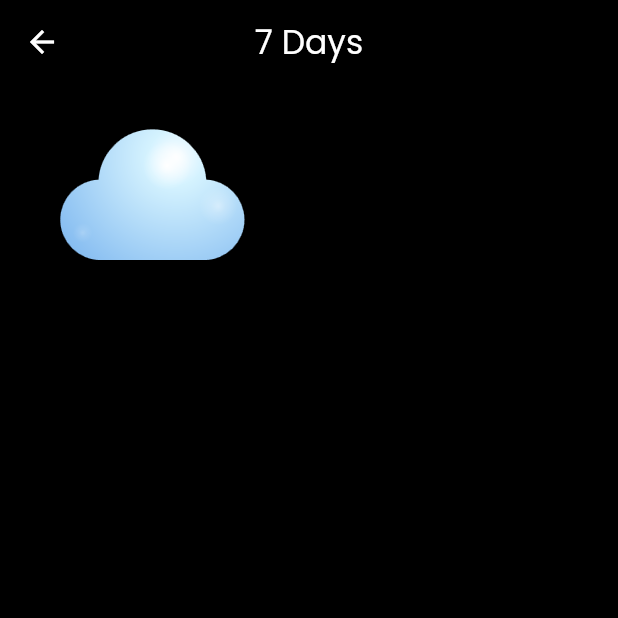
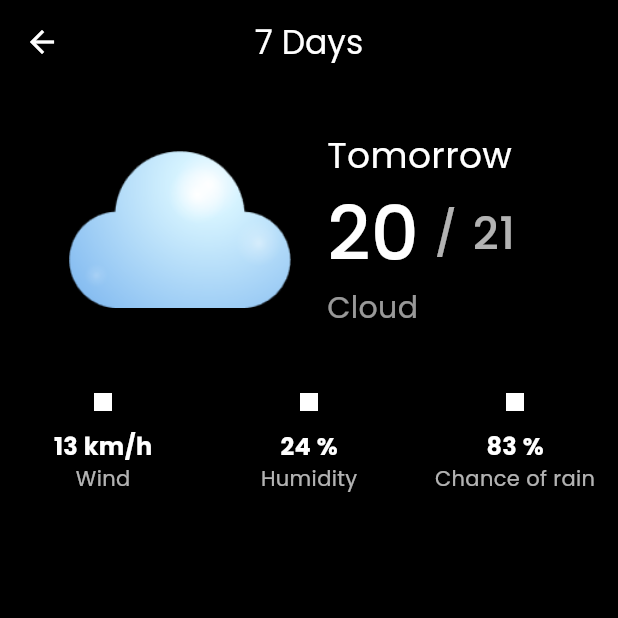
Before and after one commit to Fairuzzzzz/weather-app, a Flutter app: the DaysPage screen opened directly, on a phone screen of 412 x 824 dp, the top half of it. Run offline on Flutter 3.47's test engine with Material 3 defaults, Android fonts, the phone set to English and light mode, and no system bars; our stand-ins replace bloc, equatable, flutter_svg, geolocator.

Commit message:
enhance Days page layout with detailed weather information

```diff
--- a/lib/pages/7days_page.dart
+++ b/lib/pages/7days_page.dart
@@ -26,16 +26,152 @@ class _DaysPageState extends State<DaysPage> {
           child: Column(
         children: [
           Padding(
-            padding: EdgeInsets.symmetric(vertical: 30, horizontal: 40),
+            padding: EdgeInsets.symmetric(vertical: 30, horizontal: 46),
             child: Stack(
-              alignment: Alignment.center,
               children: [
-                Image.asset(
-                  'assets/images/Cloud.png',
-                  scale: 1.5,
+                Row(
+                  children: [
+                    Image.asset(
+                      'assets/images/Cloud.png',
+                      scale: 1.25,
+                    ),
+                    SizedBox(
+                      width: 24,
+                    ),
+                    Column(
+                      crossAxisAlignment: CrossAxisAlignment.start,
+                      children: [
+                        Text('Tomorrow',
+                            style:
+                                TextStyle(color: Colors.white, fontSize: 24)),
+                        Row(
+                          children: [
+                            Text(
+                              '20',
+                              style: TextStyle(
+                                  color: Colors.white,
+                                  fontSize: 50,
+                                  fontWeight: FontWeight.w500),
+                            ),
+                            SizedBox(
+                              width: 10,
+                            ),
+                            Text(
+                              '/',
+                              style: TextStyle(
+                                  color: Colors.white70,
+                                  fontSize: 30,
+                                  fontWeight: FontWeight.w500),
+                            ),
+                            SizedBox(
+                              width: 10,
+                            ),
+                            Text(
+                              '21',
+                              style: TextStyle(
+                                  color: Colors.white70,
+                                  fontSize: 30,
+                                  fontWeight: FontWeight.w500),
+                            )
+                          ],
+                        ),
+                        Text(
+                          'Cloud',
+                          style: TextStyle(
+                            color: Colors.white60,
+                            fontSize: 20,
+                          ),
+                        )
+                      ],
+                    ),
+                  ],
                 ),
               ],
             ),
+          ),
+          SizedBox(
+            height: 12,
+          ),
+          Row(
+            crossAxisAlignment: CrossAxisAlignment.center,
+            mainAxisAlignment: MainAxisAlignment.spaceEvenly,
+            children: [
+              Expanded(
+                child: Column(
+                  children: [
+                    Container(
+                      height: 12,
+                      width: 12,
+                      decoration: BoxDecoration(color: Colors.white),
+                    ),
+                    SizedBox(
+                      height: 12,
+                    ),
+                    Text(
+                      '13 km/h',
+                      style: TextStyle(
+                          fontSize: 16,
+                          color: Colors.white,
+                          fontWeight: FontWeight.bold),
+                    ),
+                    Text(
+                      'Wind',
+                      style: TextStyle(fontSize: 14, color: Colors.white70),
+                    )
+                  ],
+                ),
+              ),
+              Expanded(
+                child: Column(
+                  children: [
+                    Container(
+                      height: 12,
+                      width: 12,
+                      decoration: BoxDecoration(color: Colors.white),
+                    ),
+                    SizedBox(
+                      height: 12,
+                    ),
+                    Text(
+                      '24 %',
+                      style: TextStyle(
+                          fontSize: 16,
+                          color: Colors.white,
+                          fontWeight: FontWeight.bold),
+                    ),
+                    Text(
+                      'Humidity',
+                      style: TextStyle(fontSize: 14, color: Colors.white70),
+                    )
+                  ],
+                ),
+              ),
+              Expanded(
+                child: Column(
+                  children: [
+                    Container(
+                      height: 12,
+                      width: 12,
+                      decoration: BoxDecoration(color: Colors.white),
+                    ),
+                    SizedBox(
+                      height: 12,
+                    ),
+                    Text(
+                      '83 %',
+                      style: TextStyle(
+                          fontSize: 16,
+                          color: Colors.white,
+                          fontWeight: FontWeight.bold),
+                    ),
+                    Text(
+                      'Chance of rain',
+                      style: TextStyle(fontSize: 14, color: Colors.white70),
+                    )
+                  ],
+                ),
+              ),
+            ],
           )
         ],
       )),
```
